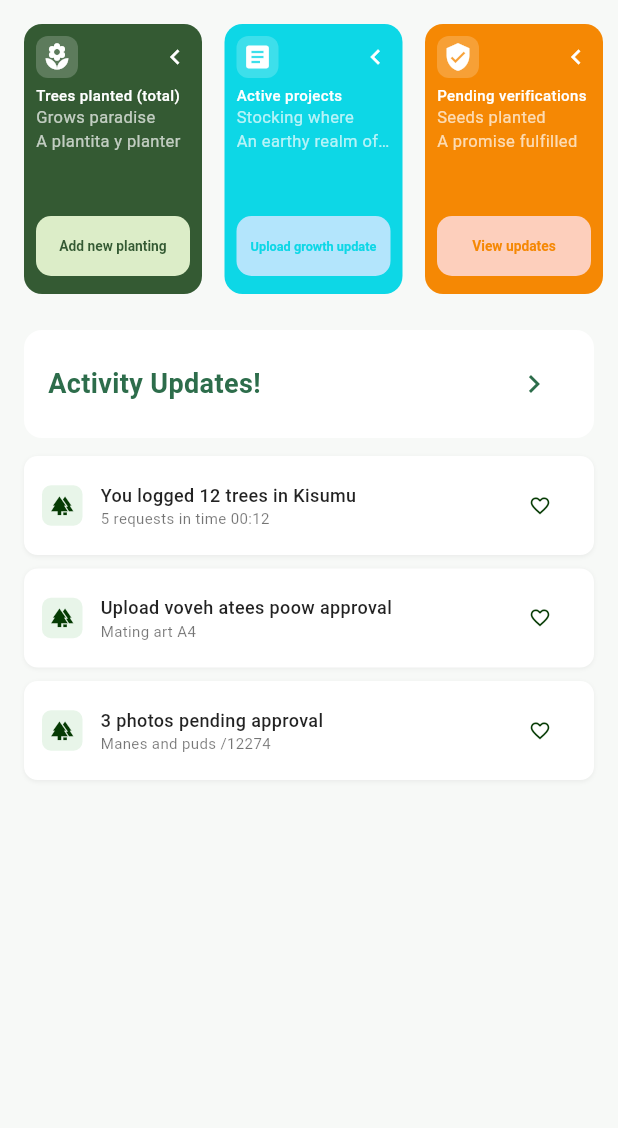
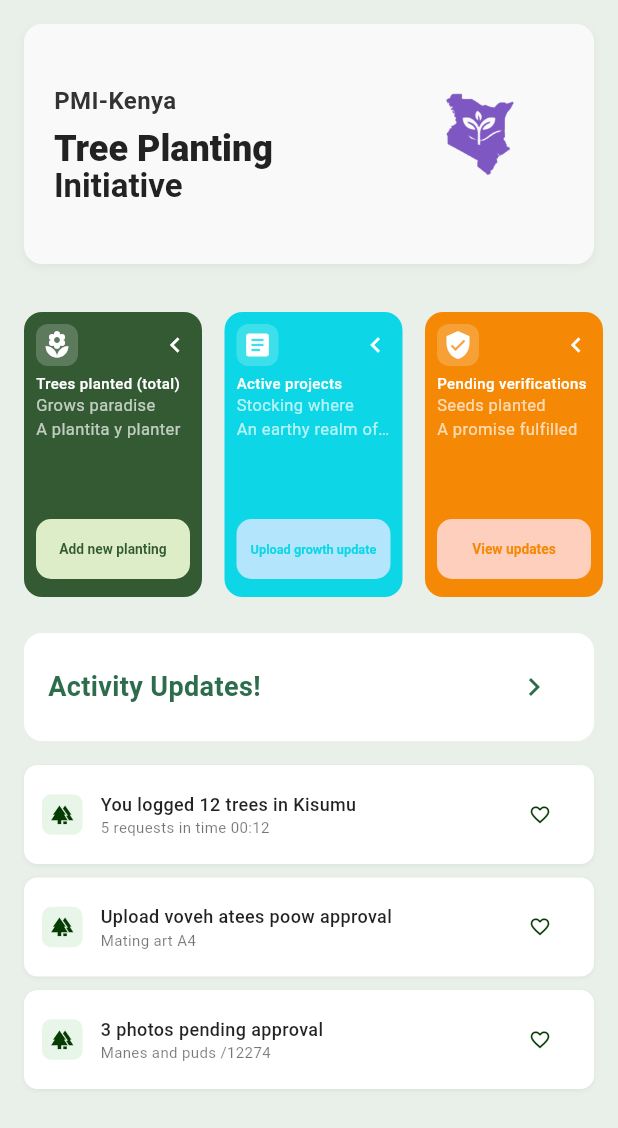
Before and after one commit to Kmtengo/pmi_tree_tracker, a Flutter app: the DashboardScreen screen opened directly, on a phone screen of 412 x 824 dp. Shown: the top 1128 px of the screen. Run offline on Flutter 3.47's test engine with Material 3 defaults, Android fonts, the light colour scheme and no system bars; our stand-ins replace cached_network_image, camera, connectivity_plus, flutter_image_compress, geolocator, google_maps_flutter and 4 more; missing offline and left inert: webview_flutter_android, webview_flutter_wkwebview; accounts and stored records are empty; Roboto replaces fonts that are missing (Segoe UI).

Commit message:
Update ndkVersion for consistency and enhance UI in AddTreeScreen and DashboardScreen

```diff
--- a/lib/screens/dashboard_screen.dart
+++ b/lib/screens/dashboard_screen.dart
@@ -7,20 +7,87 @@
 class DashboardScreen extends StatelessWidget {
   const DashboardScreen({super.key});
 
-  @override
-  Widget build(BuildContext context) {
+  @override  Widget build(BuildContext context) {
     return Scaffold(
-      backgroundColor: const Color(0xFFF7F9F7),
+      backgroundColor: const Color(0xFFE9F0E9), // 25% heavier mint-cream background
       body: SafeArea(
         child: SingleChildScrollView(
           child: Column(
             crossAxisAlignment: CrossAxisAlignment.start,
             children: [
-              // Status cards section
+              // PMI-Kenya Initiative Section
+              Container(
+                margin: const EdgeInsets.fromLTRB(16.0, 16.0, 16.0, 16.0),
+                padding: const EdgeInsets.all(20.0),
+                decoration: BoxDecoration(
+                  color: const Color(0xFFF9F9F9), // Light off-white background
+                  borderRadius: BorderRadius.circular(12),
+                  boxShadow: [
+                    BoxShadow(
+                      color: Colors.black.withOpacity(0.05),
+                      blurRadius: 4,
+                      offset: const Offset(0, 2),
+                    ),
+                  ],
+                ),
+                child: Row(
+                  crossAxisAlignment: CrossAxisAlignment.center,
+                  children: [
+                    // Left column with text (2/3 width)
+                    Expanded(
+                      flex: 2,
+                      child: Column(
+                        crossAxisAlignment: CrossAxisAlignment.start,
+                        children: [
+                          const Text(
+                            'PMI-Kenya',
+                            style: TextStyle(
+                              fontSize: 16,
+                              fontWeight: FontWeight.bold,
+                              color: Color(0xFF333333),
+                            ),
+                          ),
+                          const SizedBox(height: 8),
+                          RichText(
+                            text: const TextSpan(
+                              style: TextStyle(
+                                fontSize: 24,
+                                fontWeight: FontWeight.w800,
+                                color: Color(0xFF222222),
+                                height: 1.1,
+                              ),
+                              children: [
+                                TextSpan(text: 'Tree Planting\n'),
+                                TextSpan(
+                                  text: 'Initiative',
+                                  style: TextStyle(
+                                    fontSize: 22,
+                                    fontWeight: FontWeight.w700,
+                                  ),
+                                ),
+                              ],
+                            ),
+                          ),
+                        ],
+                      ),
+                    ),                    // Right column with Kenya map image (1/3 width)
+                    const Expanded(
+                      flex: 1,
+                      child: Image(
+                        image: AssetImage('assets/images/kenya_map.png'),
+                        color: Color(0xFF7E57C2), // Muted purple color
+                        height: 120, // Increased from 80 for better visibility
+                        fit: BoxFit.contain,
+                      ),
+                    ),
+                  ],
+                ),
+              ),
+                // Status cards section
               Padding(
                 padding: const EdgeInsets.symmetric(vertical: 16.0),
                 child: SizedBox(
-                  height: 180, // Increased to 180px
+                  height: 190, // Increased to 190px as requested
                   child: ListView(
                     scrollDirection: Axis.horizontal,
                     padding: const EdgeInsets.symmetric(horizontal: 16.0),
@@ -71,14 +138,11 @@
                         },
                         onCardTap: () {
                           // Show pending verifications
-                        },
-                      ),
+                        },                      ),
                     ],
                   ),
                 ),
-              ),
-
-              // Activity feed header
+              ),              // Activity feed header
               Padding(
                 padding: const EdgeInsets.fromLTRB(16.0, 8.0, 16.0, 12.0),
                 child: SectionHeader(
@@ -91,7 +155,7 @@
 
               // Activity feed items
               Padding(
-                padding: const EdgeInsets.symmetric(horizontal: 16.0),
+                padding: const EdgeInsets.fromLTRB(16.0, 4.0, 16.0, 16.0),
                 child: Column(
                   children: [
                     ActivityItem(
@@ -157,21 +221,20 @@
     required this.onButtonPressed,
     required this.onCardTap,
   });
-
-  @override
-  Widget build(BuildContext context) {
-    // Recalculate card width to ensure all 3 cards fit on screen
+  @override  Widget build(BuildContext context) {
+    // Recalculate card width to ensure all 3 cards fit on screen with better spacing
     final screenWidth = MediaQuery.of(context).size.width;
-    final horizontalPadding = 32.0; // 12.0 on each side
-    final cardSpacing = 24.0; // 9.0 between each of the 3 cards (2 spaces)
+    final horizontalPadding = 32.0; // 16.0 on each side
+    final cardSpacing = 30.0; // 15.0 between each of the 3 cards (2 spaces)
     final availableWidth = screenWidth - horizontalPadding - cardSpacing;
-    final cardWidth = availableWidth / 3; // Divide available space equally among 3 cards
+    // Adding 2px to each card's width as requested
+    final cardWidth = (availableWidth / 3) + 2;
 
     return GestureDetector(
       onTap: onCardTap,
       child: Container(
         width: cardWidth,
-        height: 180,
+        height: 190, // Increased to 190px as requested
         decoration: BoxDecoration(
           color: backgroundColor,
           borderRadius: BorderRadius.circular(12),
```
Also changed, not shown: lib/screens/add_tree_screen.dart (+68 -19 lines), 1 other file.
